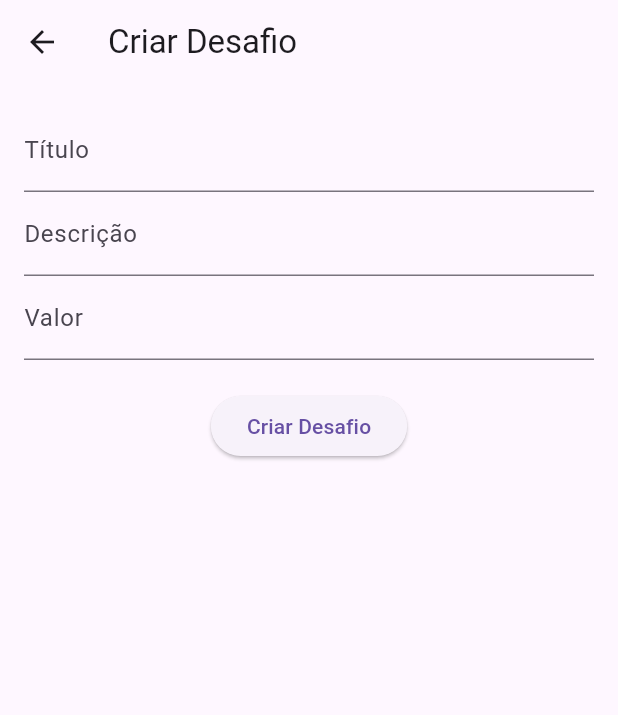
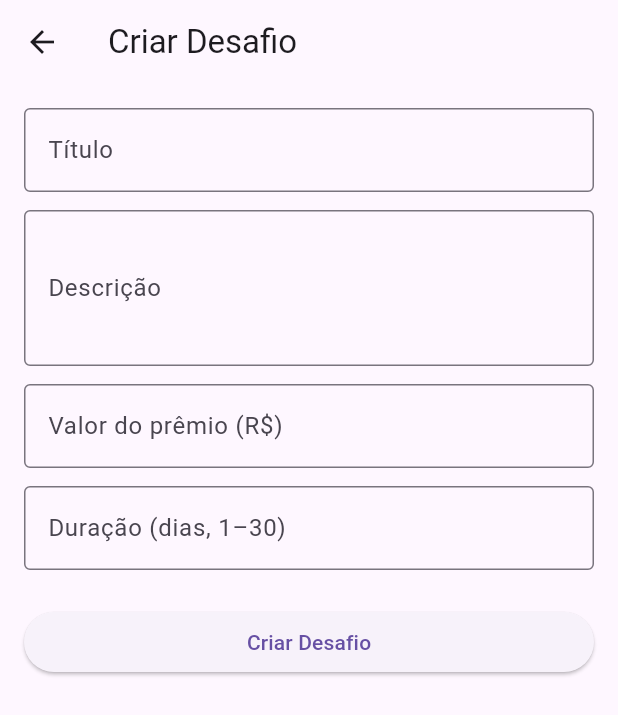
Before and after one commit to gustavotinti/desafio-pago, a Flutter app: the CreateChallengePage screen opened directly, on a phone screen of 412 x 824 dp. Shown: the top 715 px of the screen. Run offline on Flutter 3.47's test engine with Material 3 defaults, Android fonts, the phone set to English and light mode, and no system bars; our stand-ins replace cloud_firestore, firebase_auth, firebase_core; accounts and stored records are empty.

Commit message:
feat(challenges): implement Phase 6 business rules
CreateChallengePage:
- Form validation: title, description, amount (> 0) all required
- Duration field replacing hardcoded 7 days (1–30 days, validated)
- Loading state prevents double-submit
- Proper dispose of all controllers

FirebaseChallengeRepository:
- Daily limit: blocks creation after 20 challenges/day per user
- Queries challenges created since midnight of current day

GetChallenges:
- Maps status, entryCount, winnerId from Firestore documents
- Defensive fallback for legacy docs missing status field

AddAmountRepository:
- Blocks contributions to finished challenges
- Retains existing 3-hour rule

Co-Authored-By: Claude Sonnet 4.6 <noreply@anthropic.com>

```diff
--- a/apps/mobile/lib/features/auth/presentation/home_page.dart
+++ b/apps/mobile/lib/features/auth/presentation/home_page.dart
@@ -98,7 +98,7 @@ class _HomePageState extends State<HomePage> {
                     children: [
                       Text(challenge.description),
                       const SizedBox(height: 5),
-                      Text("Votos: ${challenge.voteCount ?? 0}"),
+                      Text("Votos: ${challenge.voteCount}"),
                     ],
                   ),
                   trailing: ElevatedButton(
--- a/apps/mobile/lib/features/challenge/presentation/create_challenge_page.dart
+++ b/apps/mobile/lib/features/challenge/presentation/create_challenge_page.dart
@@ -15,73 +15,138 @@ class CreateChallengePage extends StatefulWidget {
 }
 
 class _CreateChallengePageState extends State<CreateChallengePage> {
-  final titleController = TextEditingController();
-  final descriptionController = TextEditingController();
-  final amountController = TextEditingController();
+  final _formKey = GlobalKey<FormState>();
+  final _titleController = TextEditingController();
+  final _descriptionController = TextEditingController();
+  final _amountController = TextEditingController();
+  final _durationController = TextEditingController();
+  bool _isLoading = false;
 
   @override
-  Widget build(BuildContext context) {
+  void dispose() {
+    _titleController.dispose();
+    _descriptionController.dispose();
+    _amountController.dispose();
+    _durationController.dispose();
+    super.dispose();
+  }
+
+  Future<void> _submit() async {
+    if (!_formKey.currentState!.validate()) return;
+
     final user = FirebaseAuth.instance.currentUser;
+    if (user == null) return;
 
-    return Scaffold(
-      appBar: AppBar(
-        title: const Text("Criar Desafio"),
-      ),
-      body: Padding(
-        padding: const EdgeInsets.all(16),
-        child: Column(
-          children: [
-            TextField(
-              controller: titleController,
-              decoration: const InputDecoration(labelText: "Título"),
-            ),
-            TextField(
-              controller: descriptionController,
-              decoration: const InputDecoration(labelText: "Descrição"),
-            ),
-            TextField(
-              controller: amountController,
-              decoration: const InputDecoration(labelText: "Valor"),
-              keyboardType: TextInputType.number,
-            ),
-            const SizedBox(height: 20),
+    setState(() => _isLoading = true);
 
-            ElevatedButton(
-              onPressed: () async {
     try {
-                  if (user == null) {
-                    throw Exception("Usuário não logado");
-                  }
+      final amount = double.parse(_amountController.text.trim());
+      final days = int.parse(_durationController.text.trim());
+      final now = DateTime.now();
 
       final challenge = Challenge(
         id: const Uuid().v4(),
-                    title: titleController.text,
-                    description: descriptionController.text,
+        title: _titleController.text.trim(),
+        description: _descriptionController.text.trim(),
         createdBy: user.uid,
-                    amount: double.parse(amountController.text),
-                    status: ChallengeStatus.pending,
+        amount: amount,
+        status: ChallengeStatus.active,
         voteCount: 0,
         entryCount: 0,
-                    createdAt: DateTime.now(),
-                    expiresAt: DateTime.now().add(const Duration(days: 7)),
+        createdAt: now,
+        expiresAt: now.add(Duration(days: days)),
       );
 
-                  final usecase = CreateChallenge(
-                    FirebaseChallengeRepository(),
-                  );
+      await CreateChallenge(FirebaseChallengeRepository()).call(challenge);
 
-                  await usecase.call(challenge);
-
-                  Navigator.pop(context);
+      if (mounted) Navigator.pop(context);
     } catch (e) {
+      if (mounted) {
         ScaffoldMessenger.of(context).showSnackBar(
           SnackBar(content: Text(e.toString())),
         );
       }
+    } finally {
+      if (mounted) setState(() => _isLoading = false);
+    }
+  }
+
+  @override
+  Widget build(BuildContext context) {
+    return Scaffold(
+      appBar: AppBar(title: const Text("Criar Desafio")),
+      body: SingleChildScrollView(
+        padding: const EdgeInsets.all(16),
+        child: Form(
+          key: _formKey,
+          child: Column(
+            children: [
+              TextFormField(
+                controller: _titleController,
+                decoration: const InputDecoration(
+                  labelText: "Título",
+                  border: OutlineInputBorder(),
+                ),
+                validator: (v) =>
+                    (v == null || v.trim().isEmpty) ? 'Título obrigatório' : null,
+              ),
+              const SizedBox(height: 12),
+              TextFormField(
+                controller: _descriptionController,
+                decoration: const InputDecoration(
+                  labelText: "Descrição",
+                  border: OutlineInputBorder(),
+                ),
+                maxLines: 3,
+                validator: (v) =>
+                    (v == null || v.trim().isEmpty) ? 'Descrição obrigatória' : null,
+              ),
+              const SizedBox(height: 12),
+              TextFormField(
+                controller: _amountController,
+                decoration: const InputDecoration(
+                  labelText: "Valor do prêmio (R\$)",
+                  border: OutlineInputBorder(),
+                ),
+                keyboardType:
+                    const TextInputType.numberWithOptions(decimal: true),
+                validator: (v) {
+                  final n = double.tryParse(v?.trim() ?? '');
+                  if (n == null || n <= 0) return 'Informe um valor válido';
+                  return null;
                 },
-              child: const Text("Criar Desafio"),
+              ),
+              const SizedBox(height: 12),
+              TextFormField(
+                controller: _durationController,
+                decoration: const InputDecoration(
+                  labelText: "Duração (dias, 1–30)",
+                  border: OutlineInputBorder(),
+                ),
+                keyboardType: TextInputType.number,
+                validator: (v) {
+                  final n = int.tryParse(v?.trim() ?? '');
+                  if (n == null || n < 1) return 'Mínimo 1 dia';
+                  if (n > 30) return 'Máximo 30 dias';
+                  return null;
+                },
+              ),
+              const SizedBox(height: 24),
+              SizedBox(
+                width: double.infinity,
+                child: ElevatedButton(
+                  onPressed: _isLoading ? null : _submit,
+                  child: _isLoading
+                      ? const SizedBox(
+                          height: 20,
+                          width: 20,
+                          child: CircularProgressIndicator(strokeWidth: 2),
+                        )
+                      : const Text("Criar Desafio"),
+                ),
               ),
             ],
+          ),
         ),
       ),
     );
```
Also changed, not shown: apps/mobile/lib/features/challenge/infrastructure/add_amount_repository.dart (+10 -11 lines), apps/mobile/lib/features/challenge/infrastructure/firebase_challenge_repository.dart (+20 -0 lines), apps/mobile/lib/features/challenge/infrastructure/get_challenges.dart (+10 -7 lines). Lines whose indentation alone changed are shown as unchanged.
